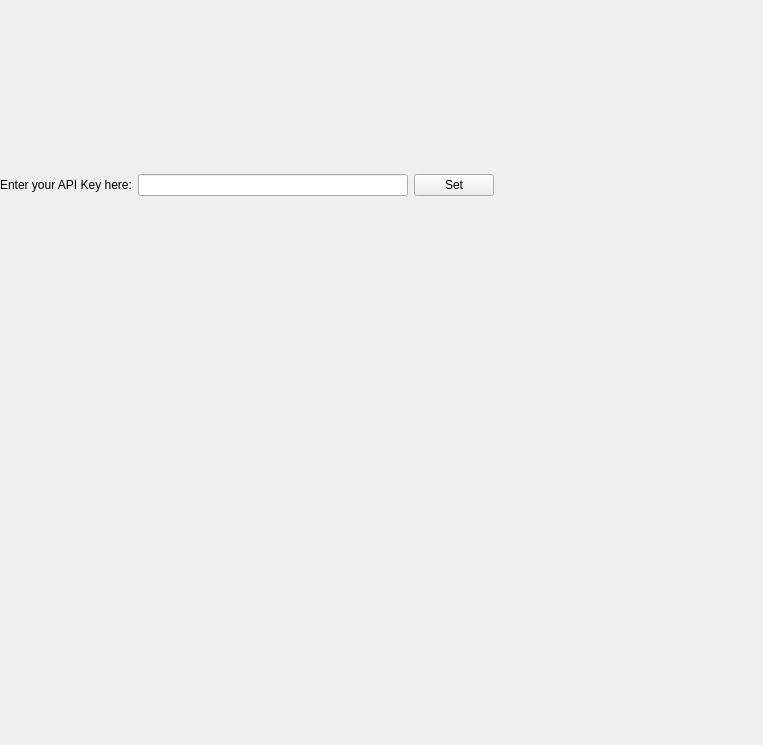
This is howdyCoder/ui/qtUiFiles/keySetWidget.ui in rmallow/howdyCoder as Qt 5 draws it before an edit. The edited form follows.
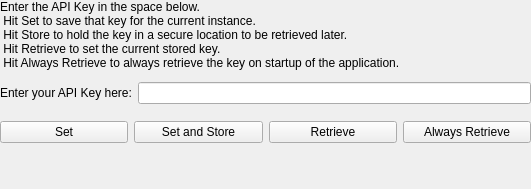
This is the edited form.

What changed in the file:
```diff
--- a/howdyCoder/ui/qtUiFiles/keySetWidget.ui
+++ b/howdyCoder/ui/qtUiFiles/keySetWidget.ui
@@ -6,8 +6,8 @@
    <rect>
     <x>0</x>
     <y>0</y>
-    <width>763</width>
-    <height>745</height>
+    <width>531</width>
+    <height>189</height>
    </rect>
   </property>
   <property name="windowTitle">
@@ -26,6 +26,17 @@
    <property name="bottomMargin">
     <number>0</number>
    </property>
+   <item>
+    <widget class="QLabel" name="label">
+     <property name="text">
+      <string>Enter the API Key in the space below. 
+ Hit Set to save that key for the current instance. 
+ Hit Store to hold the key in a secure location to be retrieved later. 
+ Hit Retrieve to set the current stored key. 
+ Hit Always Retrieve to always retrieve the key on startup of the application.</string>
+     </property>
+    </widget>
+   </item>
    <item>
     <widget class="QWidget" name="api_box" native="true">
      <layout class="QHBoxLayout" name="horizontalLayout">
@@ -58,25 +69,51 @@
         </property>
        </widget>
       </item>
+     </layout>
+    </widget>
+   </item>
+   <item>
+    <widget class="QWidget" name="widget" native="true">
+     <layout class="QHBoxLayout" name="horizontalLayout_3">
+      <property name="leftMargin">
+       <number>0</number>
+      </property>
+      <property name="topMargin">
+       <number>0</number>
+      </property>
+      <property name="rightMargin">
+       <number>0</number>
+      </property>
+      <property name="bottomMargin">
+       <number>0</number>
+      </property>
       <item>
-       <widget class="QPushButton" name="api_key_button">
+       <widget class="QPushButton" name="set_button">
         <property name="text">
          <string>Set</string>
         </property>
        </widget>
       </item>
       <item>
-       <spacer name="horizontalSpacer">
-        <property name="orientation">
-         <enum>Qt::Horizontal</enum>
+       <widget class="QPushButton" name="store_button">
+        <property name="text">
+         <string>Set and Store</string>
         </property>
-        <property name="sizeHint" stdset="0">
-         <size>
-          <width>40</width>
-          <height>20</height>
-         </size>
+       </widget>
+      </item>
+      <item>
+       <widget class="QPushButton" name="retrieve_button">
+        <property name="text">
+         <string>Retrieve</string>
         </property>
-       </spacer>
+       </widget>
+      </item>
+      <item>
+       <widget class="QPushButton" name="always_retrieve_button">
+        <property name="text">
+         <string>Always Retrieve</string>
+        </property>
+       </widget>
       </item>
      </layout>
     </widget>
```
